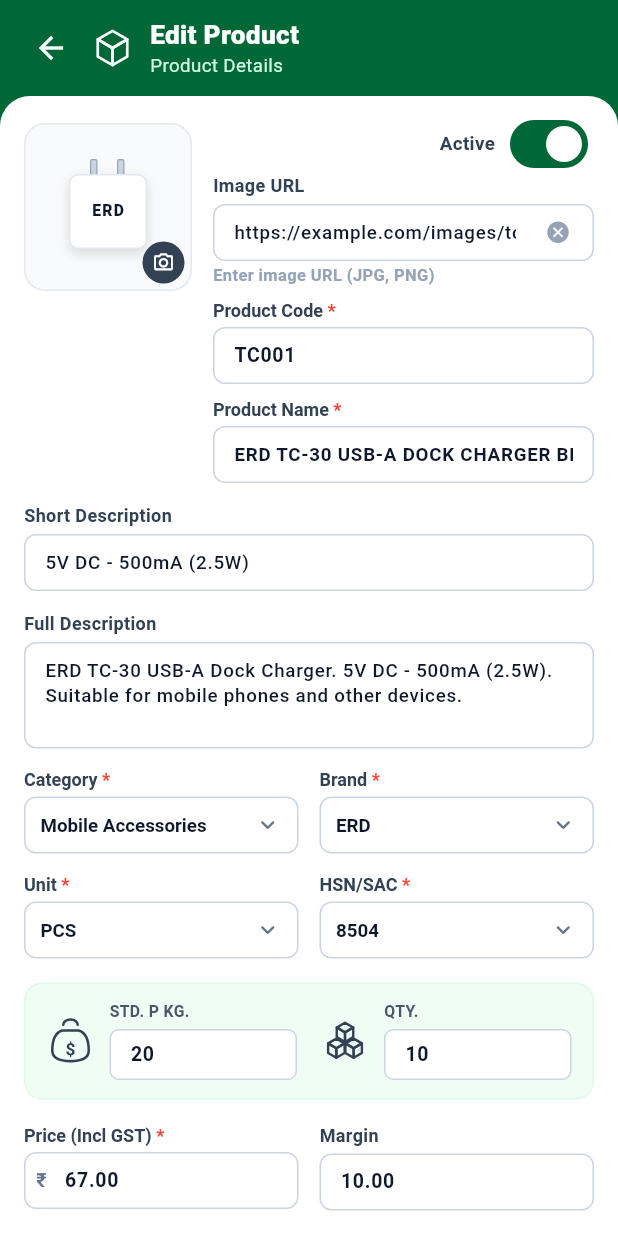
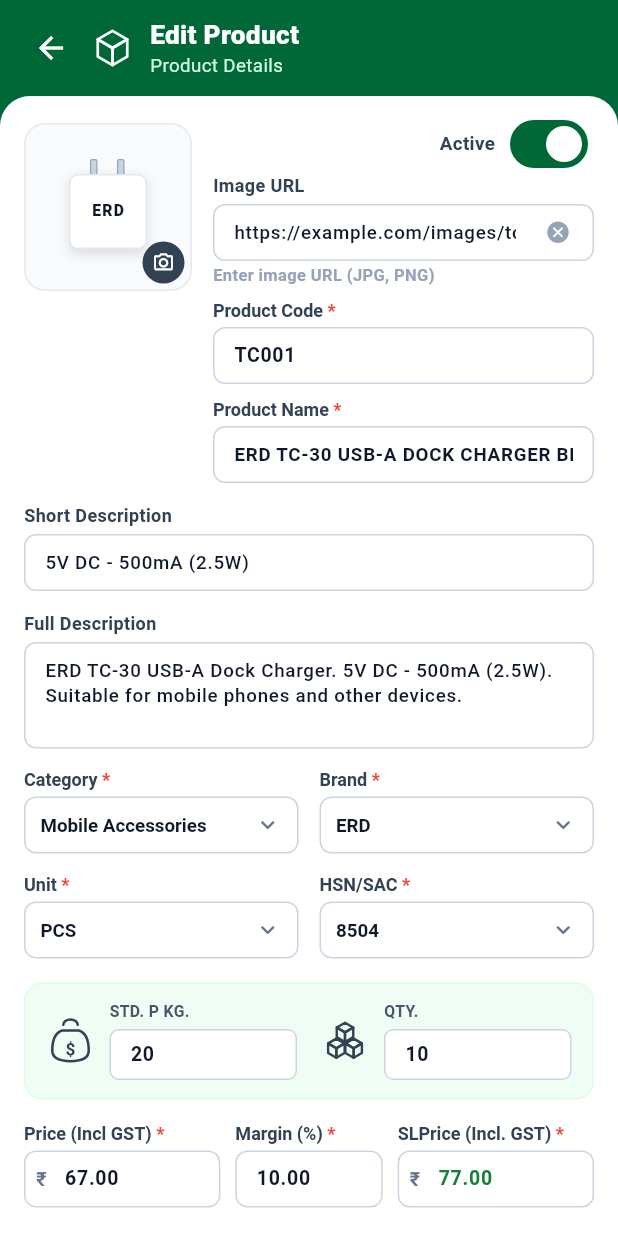
Before and after one commit to nsyumnt-rgb/nsyu, a Flutter app: the InventoryScreen screen opened directly, after a tap on "Edit", on a phone screen of 412 x 824 dp. Run offline on Flutter 3.47's test engine with Material 3 defaults, Android fonts, the phone set to English and light mode, and no system bars; our stand-ins replace file_picker, flutter_contacts, pdf, printing, share_plus, shared_preferences and 1 more; missing offline and left inert: excel; accounts and stored records are empty; network calls fail.

Commit message:
feat(mobile): implement Inventory catalog with 3-thumbnail strip, Edit Product details, and Cart Bill/Order selector

```diff
--- a/App/lib/screens/edit_product_screen.dart
+++ b/App/lib/screens/edit_product_screen.dart
@@ -579,11 +579,12 @@
                       ),
                       const SizedBox(height: 16),
 
-                      // 6. Pricing 2-Column Row: Price (Incl GST) * & Margin matching Reference Image
+                      // 6. Pricing 3-Column Row: Price (Incl GST) *, Margin (%), SLPrice (Incl. GST) * matching Screenshot 2
                       Row(
                         children: [
                           // Price (Incl GST) *
                           Expanded(
+                            flex: 4,
                             child: Column(
                               crossAxisAlignment: CrossAxisAlignment.start,
                               children: [
@@ -601,14 +602,15 @@
                               ],
                             ),
                           ),
-                          const SizedBox(width: 14),
+                          const SizedBox(width: 10),
 
-                          // Margin
+                          // Margin (%) *
                           Expanded(
+                            flex: 3,
                             child: Column(
                               crossAxisAlignment: CrossAxisAlignment.start,
                               children: [
-                                _buildFieldLabel('Margin', isRequired: false),
+                                _buildFieldLabel('Margin (%)', isRequired: true),
                                 const SizedBox(height: 4),
                                 SizedBox(
                                   height: 38,
@@ -617,6 +619,38 @@
                                     keyboardType: const TextInputType.numberWithOptions(decimal: true),
                                     style: const TextStyle(fontSize: 13, fontWeight: FontWeight.w700, color: Color(0xFF0F172A)),
                                     decoration: _inputDecoration(),
+                                  ),
+                                ),
+                              ],
+                            ),
+                          ),
+                          const SizedBox(width: 10),
+
+                          // SLPrice (Incl. GST) *
+                          Expanded(
+                            flex: 4,
+                            child: Column(
+                              crossAxisAlignment: CrossAxisAlignment.start,
+                              children: [
+                                _buildFieldLabel('SLPrice (Incl. GST)', isRequired: true),
+                                const SizedBox(height: 4),
+                                SizedBox(
+                                  height: 38,
+                                  child: TextField(
+                                    controller: _slPriceCtrl,
+                                    keyboardType: const TextInputType.numberWithOptions(decimal: true),
+                                    style: const TextStyle(fontSize: 13, fontWeight: FontWeight.w700, color: Color(0xFF15803D)),
+                                    decoration: _pricingDecoration('₹'),
+                                    onChanged: (val) {
+                                      if (_isAutoCalculating) return;
+                                      final sl = double.tryParse(val.trim()) ?? 0.0;
+                                      final p = double.tryParse(_priceCtrl.text.trim()) ?? 0.0;
+                                      if (sl >= p) {
+                                        _isAutoCalculating = true;
+                                        _marginCtrl.text = (sl - p).toStringAsFixed(2);
+                                        _isAutoCalculating = false;
+                                      }
+                                    },
                                   ),
                                 ),
                               ],
--- a/App/lib/screens/inventory_screen.dart
+++ b/App/lib/screens/inventory_screen.dart
@@ -189,6 +189,33 @@
     );
   }
 
+
+  Widget _buildThumbnailSquare(int idx) {
+    final isSelected = _selectedThumbnail == idx;
+    return InkWell(
+      onTap: () => setState(() => _selectedThumbnail = idx),
+      borderRadius: BorderRadius.circular(8),
+      child: Container(
+        width: 41,
+        height: 41,
+        decoration: BoxDecoration(
+          color: const Color(0xFFF8FAFC),
+          borderRadius: BorderRadius.circular(8),
+          border: Border.all(
+            color: isSelected ? const Color(0xFF006837) : const Color(0xFFE2E8F0),
+            width: isSelected ? 2 : 1,
+          ),
+        ),
+        child: Center(
+          child: Transform.scale(
+            scale: 0.42,
+            child: _ChargerIllustration(thumbnailIndex: idx),
+          ),
+        ),
+      ),
+    );
+  }
+
   void _openBarcodeDialog() {
     final ctrl = TextEditingController();
     showDialog(
@@ -350,7 +377,7 @@
                               mainAxisSize: MainAxisSize.min,
                               children: [
                                 const Text(
-                                  'Product Catalog',
+                                  'Inventory',
                                   style: TextStyle(fontSize: 16.5, fontWeight: FontWeight.w800, color: Colors.white),
                                   maxLines: 1,
                                   overflow: TextOverflow.ellipsis,
@@ -626,21 +653,61 @@
             Row(
               crossAxisAlignment: CrossAxisAlignment.start,
               children: [
-                // Left Column: Clean Product Image Container matching reference image
-                InkWell(
-                  onTap: () => _openFullscreenImage(item),
-                  borderRadius: BorderRadius.circular(16),
-                  child: Container(
+                // Left Column: Clean Product Image Container with 3 Thumbnail strip (matching Screenshot 1 panel 2)
+                SizedBox(
                   width: 135,
-                  height: 185,
+                  child: Column(
+                    children: [
+                      // Main Product Image with Fullscreen/Expand icon
+                      Container(
+                        width: 135,
+                        height: 135,
                         decoration: BoxDecoration(
                           color: const Color(0xFFF8FAFC),
                           borderRadius: BorderRadius.circular(16),
                           border: Border.all(color: const Color(0xFFE2E8F0)),
                         ),
-                  child: const Center(
-                    child: _ChargerIllustration(thumbnailIndex: 0),
-                  ),
+                        child: Stack(
+                          children: [
+                            Center(
+                              child: _ChargerIllustration(thumbnailIndex: _selectedThumbnail),
+                            ),
+                            Positioned(
+                              top: 6,
+                              right: 6,
+                              child: InkWell(
+                                onTap: () => _openFullscreenImage(item),
+                                borderRadius: BorderRadius.circular(4),
+                                child: Container(
+                                  padding: const EdgeInsets.all(3),
+                                  decoration: BoxDecoration(
+                                    color: Colors.white.withValues(alpha: 0.85),
+                                    borderRadius: BorderRadius.circular(4),
+                                    border: Border.all(color: const Color(0xFFCBD5E1), width: 0.6),
+                                  ),
+                                  child: const Icon(
+                                    Icons.crop_free,
+                                    size: 14,
+                                    color: Color(0xFF334155),
+                                  ),
+                                ),
+                              ),
+                            ),
+                          ],
+                        ),
+                      ),
+                      const SizedBox(height: 8),
+
+                      // Row of 3 Thumbnails
+                      Row(
+                        mainAxisAlignment: MainAxisAlignment.spaceBetween,
+                        children: [
+                          _buildThumbnailSquare(0),
+                          _buildThumbnailSquare(1),
+                          _buildThumbnailSquare(2),
+                        ],
+                      ),
+                    ],
                   ),
                 ),
                 const SizedBox(width: 14),
@@ -841,13 +908,36 @@
             ),
             const SizedBox(height: 12),
 
-            // ── Section 3: Pricing & Margin Columns (Margin -> SLPrice -> Price) matching reference image ──
+            // ── Section 3: Pricing & Margin Columns matching Reference Image ──
+            // Order: Price (Incl. GST) [Blue] -> Margin [Dark] -> SLPrice [Green]
             Padding(
               padding: const EdgeInsets.symmetric(horizontal: 4, vertical: 4),
               child: Row(
                 mainAxisAlignment: MainAxisAlignment.spaceBetween,
                 children: [
-                  // 1. Margin (Left)
+                  // 1. Price (Incl. GST) (Left - Royal Blue #1D4ED8)
+                  Row(
+                    children: [
+                      const Icon(Icons.local_offer_outlined, color: Color(0xFF1E293B), size: 20),
+                      const SizedBox(width: 6),
+                      Column(
+                        crossAxisAlignment: CrossAxisAlignment.start,
+                        children: [
+                          const Text(
+                            'Price\n(Incl. GST)',
+                            style: TextStyle(fontSize: 10.5, fontWeight: FontWeight.w600, color: Color(0xFF64748B), height: 1.15),
+                          ),
+                          const SizedBox(height: 3),
+                          Text(
+                            '₹${_money.format(item.price)}',
+                            style: const TextStyle(fontSize: 17, fontWeight: FontWeight.w900, color: Color(0xFF1D4ED8)),
+                          ),
+                        ],
+                      ),
+                    ],
+                  ),
+
+                  // 2. Margin (Middle - Dark Slate)
                   Row(
                     children: [
                       const Icon(Icons.trending_up, color: Color(0xFF1E293B), size: 21),
@@ -869,7 +959,7 @@
                     ],
                   ),
 
-                  // 2. SLPrice (Middle - Green)
+                  // 3. SLPrice (Right - Green #15803D)
                   Row(
                     children: [
                       const Icon(Icons.savings_outlined, color: Color(0xFF1E293B), size: 21),
@@ -885,28 +975,6 @@
                           Text(
                             '₹${_money.format(item.slPrice)}',
                             style: const TextStyle(fontSize: 17, fontWeight: FontWeight.w900, color: Color(0xFF15803D)),
-                          ),
-                        ],
-                      ),
-                    ],
-                  ),
-
-                  // 3. Price (Incl. GST) (Right - Royal Blue)
-                  Row(
-                    children: [
-                      const Icon(Icons.local_offer_outlined, color: Color(0xFF1E293B), size: 20),
-                      const SizedBox(width: 6),
-                      Column(
-                        crossAxisAlignment: CrossAxisAlignment.start,
-                        children: [
-                          const Text(
-                            'Price\r\n(Incl. GST)',
-                            style: TextStyle(fontSize: 10.5, fontWeight: FontWeight.w600, color: Color(0xFF64748B), height: 1.15),
-                          ),
-                          const SizedBox(height: 3),
-                          Text(
-                            '₹${_money.format(item.price)}',
-                            style: const TextStyle(fontSize: 17, fontWeight: FontWeight.w900, color: Color(0xFF1D4ED8)),
                           ),
                         ],
                       ),
```
Also changed, not shown: 3 other files. Lines whose indentation alone changed are shown as unchanged.
